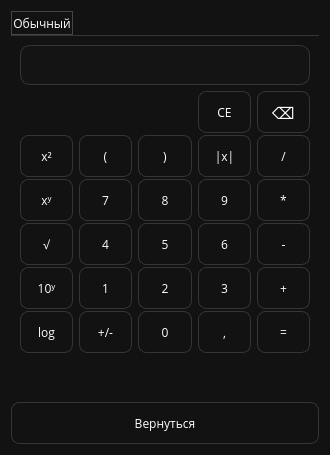
SMS-message/SchoolProject, file forms/CalcWindow.ui: the form before one commit.
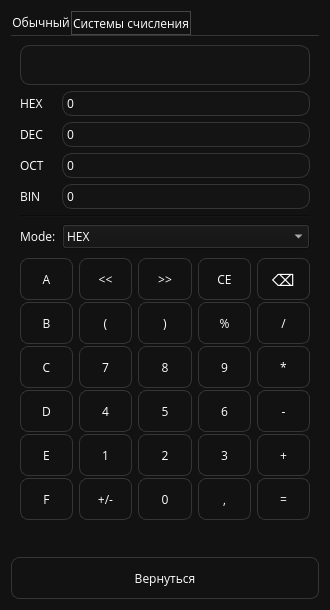
The form after the commit.

Commit message: Калькулятор СС немного работает

The edit to the form file:
```diff
--- a/forms/CalcWindow.ui
+++ b/forms/CalcWindow.ui
@@ -7,7 +7,7 @@
     <x>0</x>
     <y>0</y>
     <width>330</width>
-    <height>455</height>
+    <height>574</height>
    </rect>
   </property>
   <property name="maximumSize">
@@ -26,6 +26,11 @@
 	font-family: Open Sans;
 }
 
+Line {
+	border: 1px;
+	background:  #CCCCCC;
+}
+
 QPushButton {
 	color: white;
 
@@ -96,7 +101,7 @@
    </string>
      </property>
      <property name="currentIndex">
-      <number>0</number>
+      <number>1</number>
      </property>
      <widget class="QWidget" name="Calc">
       <attribute name="title">
@@ -118,6 +123,19 @@
            </property>
           </widget>
          </item>
+         <item>
+          <spacer name="verticalSpacer">
+           <property name="orientation">
+            <enum>Qt::Vertical</enum>
+           </property>
+           <property name="sizeHint" stdset="0">
+            <size>
+             <width>20</width>
+             <height>40</height>
+            </size>
+           </property>
+          </spacer>
+         </item>
          <item>
           <layout class="QGridLayout" name="engiCalcLayout">
            <property name="verticalSpacing">
@@ -409,18 +427,497 @@
          </item>
         </layout>
        </item>
+      </layout>
+     </widget>
+     <widget class="QWidget" name="ProgCalc">
+      <property name="styleSheet">
+       <string notr="true">QComboBox {
+	border-color: #353535;
+}</string>
+      </property>
+      <attribute name="title">
+       <string>Системы счисления</string>
+      </attribute>
+      <layout class="QVBoxLayout" name="verticalLayout_7">
        <item>
-        <spacer name="verticalSpacer">
-         <property name="orientation">
-          <enum>Qt::Vertical</enum>
-         </property>
-         <property name="sizeHint" stdset="0">
+        <widget class="QLineEdit" name="progLineEdit">
+         <property name="minimumSize">
           <size>
            <width>20</width>
            <height>40</height>
           </size>
          </property>
-        </spacer>
+         <property name="text">
+          <string/>
+         </property>
+        </widget>
+       </item>
+       <item>
+        <layout class="QFormLayout" name="formLayout">
+         <item row="0" column="0">
+          <widget class="QLabel" name="label">
+           <property name="text">
+            <string>HEX</string>
+           </property>
+          </widget>
+         </item>
+         <item row="0" column="1">
+          <widget class="QLineEdit" name="hexEdit">
+           <property name="styleSheet">
+            <string notr="true">QLineEdit {
+	font-size: 12px;
+}</string>
+           </property>
+           <property name="text">
+            <string>0</string>
+           </property>
+           <property name="readOnly">
+            <bool>true</bool>
+           </property>
+          </widget>
+         </item>
+         <item row="1" column="0">
+          <widget class="QLabel" name="label_2">
+           <property name="text">
+            <string>DEC</string>
+           </property>
+          </widget>
+         </item>
+         <item row="1" column="1">
+          <widget class="QLineEdit" name="decEdit">
+           <property name="styleSheet">
+            <string notr="true">QLineEdit {
+	font-size: 12px;
+}</string>
+           </property>
+           <property name="text">
+            <string>0</string>
+           </property>
+           <property name="readOnly">
+            <bool>true</bool>
+           </property>
+          </widget>
+         </item>
+         <item row="2" column="0">
+          <widget class="QLabel" name="label_5">
+           <property name="text">
+            <string>OCT</string>
+           </property>
+          </widget>
+         </item>
+         <item row="2" column="1">
+          <widget class="QLineEdit" name="octEdit">
+           <property name="styleSheet">
+            <string notr="true">QLineEdit {
+	font-size: 12px;
+}</string>
+           </property>
+           <property name="text">
+            <string>0</string>
+           </property>
+           <property name="readOnly">
+            <bool>true</bool>
+           </property>
+          </widget>
+         </item>
+         <item row="3" column="0">
+          <widget class="QLabel" name="label_6">
+           <property name="text">
+            <string>BIN</string>
+           </property>
+          </widget>
+         </item>
+         <item row="4" column="0" colspan="2">
+          <widget class="Line" name="line">
+           <property name="orientation">
+            <enum>Qt::Horizontal</enum>
+           </property>
+          </widget>
+         </item>
+         <item row="5" column="0">
+          <widget class="QLabel" name="label_3">
+           <property name="text">
+            <string>Mode:</string>
+           </property>
+          </widget>
+         </item>
+         <item row="5" column="1">
+          <widget class="QComboBox" name="comboBox">
+           <item>
+            <property name="text">
+             <string>HEX</string>
+            </property>
+           </item>
+           <item>
+            <property name="text">
+             <string>DEC</string>
+            </property>
+           </item>
+           <item>
+            <property name="text">
+             <string>OCT</string>
+            </property>
+           </item>
+           <item>
+            <property name="text">
+             <string>BIN</string>
+            </property>
+           </item>
+          </widget>
+         </item>
+         <item row="3" column="1">
+          <widget class="QLineEdit" name="binEdit">
+           <property name="styleSheet">
+            <string notr="true">QLineEdit {
+	font-size: 12px;
+}</string>
+           </property>
+           <property name="text">
+            <string>0</string>
+           </property>
+           <property name="readOnly">
+            <bool>true</bool>
+           </property>
+          </widget>
+         </item>
+        </layout>
+       </item>
+       <item>
+        <layout class="QGridLayout" name="progCalcLayout">
+         <property name="verticalSpacing">
+          <number>2</number>
+         </property>
+         <item row="1" column="0">
+          <widget class="QPushButton" name="progBBtn">
+           <property name="text">
+            <string>B</string>
+           </property>
+           <attribute name="buttonGroup">
+            <string notr="true">progButtonGroup</string>
+           </attribute>
+          </widget>
+         </item>
+         <item row="4" column="1">
+          <widget class="QPushButton" name="progOneBtn">
+           <property name="text">
+            <string>1</string>
+           </property>
+           <attribute name="buttonGroup">
+            <string notr="true">progButtonGroup</string>
+           </attribute>
+          </widget>
+         </item>
+         <item row="1" column="1">
+          <widget class="QPushButton" name="openBracketBtn_5">
+           <property name="text">
+            <string>(</string>
+           </property>
+           <attribute name="buttonGroup">
+            <string notr="true">progButtonGroup</string>
+           </attribute>
+          </widget>
+         </item>
+         <item row="3" column="4">
+          <widget class="QPushButton" name="progSubBtn">
+           <property name="text">
+            <string>-</string>
+           </property>
+           <attribute name="buttonGroup">
+            <string notr="true">progOperationsButtonGroup</string>
+           </attribute>
+          </widget>
+         </item>
+         <item row="3" column="1">
+          <widget class="QPushButton" name="progFourBtn">
+           <property name="text">
+            <string>4</string>
+           </property>
+           <attribute name="buttonGroup">
+            <string notr="true">progButtonGroup</string>
+           </attribute>
+          </widget>
+         </item>
+         <item row="5" column="3">
+          <widget class="QPushButton" name="progComBtn">
+           <property name="text">
+            <string>,</string>
+           </property>
+           <attribute name="buttonGroup">
+            <string notr="true">progButtonGroup</string>
+           </attribute>
+          </widget>
+         </item>
+         <item row="0" column="4">
+          <widget class="QPushButton" name="progBackspaceBtn">
+           <property name="font">
+            <font>
+             <family>Open Sans</family>
+             <pointsize>12</pointsize>
+            </font>
+           </property>
+           <property name="styleSheet">
+            <string notr="true">QPushButton:hover {
+	border-color: #774444;
+	border-width: 2px;
+
+	width: 300px;
+	height: 30px;
+}
+
+QPushButton:pressed {
+	border-color: #CC0000;
+	border-width: 2px;
+	
+	width: 300px;
+	height: 30px;
+}
+</string>
+           </property>
+           <property name="text">
+            <string>⌫</string>
+           </property>
+          </widget>
+         </item>
+         <item row="5" column="4">
+          <widget class="QPushButton" name="progEqBtn">
+           <property name="text">
+            <string>=</string>
+           </property>
+          </widget>
+         </item>
+         <item row="3" column="3">
+          <widget class="QPushButton" name="progSixBtn">
+           <property name="text">
+            <string>6</string>
+           </property>
+           <attribute name="buttonGroup">
+            <string notr="true">progButtonGroup</string>
+           </attribute>
+          </widget>
+         </item>
+         <item row="2" column="2">
+          <widget class="QPushButton" name="progEightBtn">
+           <property name="text">
+            <string>8</string>
+           </property>
+           <attribute name="buttonGroup">
+            <string notr="true">progButtonGroup</string>
+           </attribute>
+          </widget>
+         </item>
+         <item row="4" column="4">
+          <widget class="QPushButton" name="progAddBtn">
+           <property name="text">
+            <string>+</string>
+           </property>
+           <attribute name="buttonGroup">
+            <string notr="true">progOperationsButtonGroup</string>
+           </attribute>
+          </widget>
+         </item>
+         <item row="4" column="0">
+          <widget class="QPushButton" name="progEBtn">
+           <property name="text">
+            <string>E</string>
+           </property>
+           <attribute name="buttonGroup">
+            <string notr="true">progButtonGroup</string>
+           </attribute>
+          </widget>
+         </item>
+         <item row="2" column="1">
+          <widget class="QPushButton" name="progSevenBtn">
+           <property name="text">
+            <string>7</string>
+           </property>
+           <attribute name="buttonGroup">
+            <string notr="true">progButtonGroup</string>
+           </attribute>
+          </widget>
+         </item>
+         <item row="0" column="0">
+          <widget class="QPushButton" name="progABtn">
+           <property name="text">
+            <string>A</string>
+           </property>
+           <attribute name="buttonGroup">
+            <string notr="true">progButtonGroup</string>
+           </attribute>
+          </widget>
+         </item>
+         <item row="4" column="3">
+          <widget class="QPushButton" name="progThreeBtn">
+           <property name="text">
+            <string>3</string>
+           </property>
+           <attribute name="buttonGroup">
+            <string notr="true">progButtonGroup</string>
+           </attribute>
+          </widget>
+         </item>
+         <item row="2" column="4">
+          <widget class="QPushButton" name="progMulBtn">
+           <property name="text">
+            <string>*</string>
+           </property>
+           <attribute name="buttonGroup">
+            <string notr="true">progOperationsButtonGroup</string>
+           </attribute>
+          </widget>
+         </item>
+         <item row="5" column="1">
+          <widget class="QPushButton" name="progNegBtn">
+           <property name="text">
+            <string>+/-</string>
+           </property>
+          </widget>
+         </item>
+         <item row="1" column="3">
+          <widget class="QPushButton" name="absBtn_5">
+           <property name="text">
+            <string>%</string>
+           </property>
+           <attribute name="buttonGroup">
+            <string notr="true">progOperationsButtonGroup</string>
+           </attribute>
+          </widget>
+         </item>
+         <item row="5" column="0">
+          <widget class="QPushButton" name="progFBtn">
+           <property name="text">
+            <string>F</string>
+           </property>
+           <attribute name="buttonGroup">
+            <string notr="true">progButtonGroup</string>
+           </attribute>
+          </widget>
+         </item>
+         <item row="5" column="2">
+          <widget class="QPushButton" name="zeroBtn_5">
+           <property name="text">
+            <string>0</string>
+           </property>
+           <attribute name="buttonGroup">
+            <string notr="true">progButtonGroup</string>
+           </attribute>
+          </widget>
+         </item>
+         <item row="4" column="2">
+          <widget class="QPushButton" name="progTwoBtn">
+           <property name="text">
+            <string>2</string>
+           </property>
+           <attribute name="buttonGroup">
+            <string notr="true">progButtonGroup</string>
+           </attribute>
+          </widget>
+         </item>
+         <item row="1" column="2">
+          <widget class="QPushButton" name="closeBracketBtn_5">
+           <property name="text">
+            <string>)</string>
+           </property>
+           <attribute name="buttonGroup">
+            <string notr="true">progButtonGroup</string>
+           </attribute>
+          </widget>
+         </item>
+         <item row="0" column="3">
+          <widget class="QPushButton" name="progClearBtn">
+           <property name="styleSheet">
+            <string notr="true">QPushButton:hover {
+	border-color: #AA7744;
+	border-width: 2px;
+
+	width: 300px;
+	height: 30px;
+}
+
+QPushButton:pressed {
+	border-color: #FFCC11;
+	border-width: 2px;
+	
+	width: 300px;
+	height: 30px;
+}
+</string>
+           </property>
+           <property name="text">
+            <string>CE</string>
+           </property>
+          </widget>
+         </item>
+         <item row="2" column="0">
+          <widget class="QPushButton" name="progCBtn">
+           <property name="text">
+            <string>C</string>
+           </property>
+           <attribute name="buttonGroup">
+            <string notr="true">progButtonGroup</string>
+           </attribute>
+          </widget>
+         </item>
+         <item row="3" column="0">
+          <widget class="QPushButton" name="progDBtn">
+           <property name="text">
+            <string>D</string>
+           </property>
+           <attribute name="buttonGroup">
+            <string notr="true">progButtonGroup</string>
+           </attribute>
+          </widget>
+         </item>
+         <item row="2" column="3">
+          <widget class="QPushButton" name="progNineBtn">
+           <property name="text">
+            <string>9</string>
+           </property>
+           <attribute name="buttonGroup">
+            <string notr="true">progButtonGroup</string>
+           </attribute>
+          </widget>
+         </item>
+         <item row="0" column="1">
+          <widget class="QPushButton" name="leftBitShiftBtn">
+           <property name="text">
+            <string>&lt;&lt;</string>
+           </property>
+           <attribute name="buttonGroup">
+            <string notr="true">progOperationsButtonGroup</string>
+           </attribute>
+          </widget>
+         </item>
+         <item row="3" column="2">
+          <widget class="QPushButton" name="progFiveBtn">
+           <property name="text">
+            <string>5</string>
+           </property>
+           <attribute name="buttonGroup">
+            <string notr="true">progButtonGroup</string>
+           </attribute>
+          </widget>
+         </item>
+         <item row="1" column="4">
+          <widget class="QPushButton" name="progDivBtn">
+           <property name="text">
+            <string>/</string>
+           </property>
+           <attribute name="buttonGroup">
+            <string notr="true">progOperationsButtonGroup</string>
+           </attribute>
+          </widget>
+         </item>
+         <item row="0" column="2">
+          <widget class="QPushButton" name="rightBitShiftBtn">
+           <property name="text">
+            <string>&gt;&gt;</string>
+           </property>
+           <attribute name="buttonGroup">
+            <string notr="true">progOperationsButtonGroup</string>
+           </attribute>
+          </widget>
+         </item>
+        </layout>
        </item>
       </layout>
      </widget>
```
Left out of the diff: 4 changed lines with no effect on the pictures. The commit also changes 2 other files.
